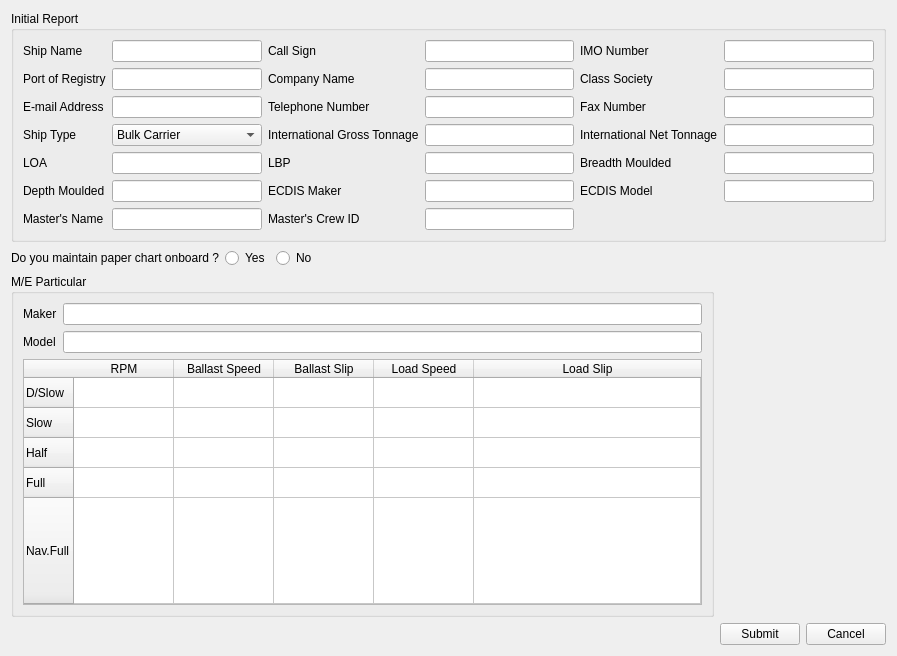
This is QtUi/initialReport.ui in heavenlxj/emgui as Qt 5 draws it before an edit. The edited form follows.
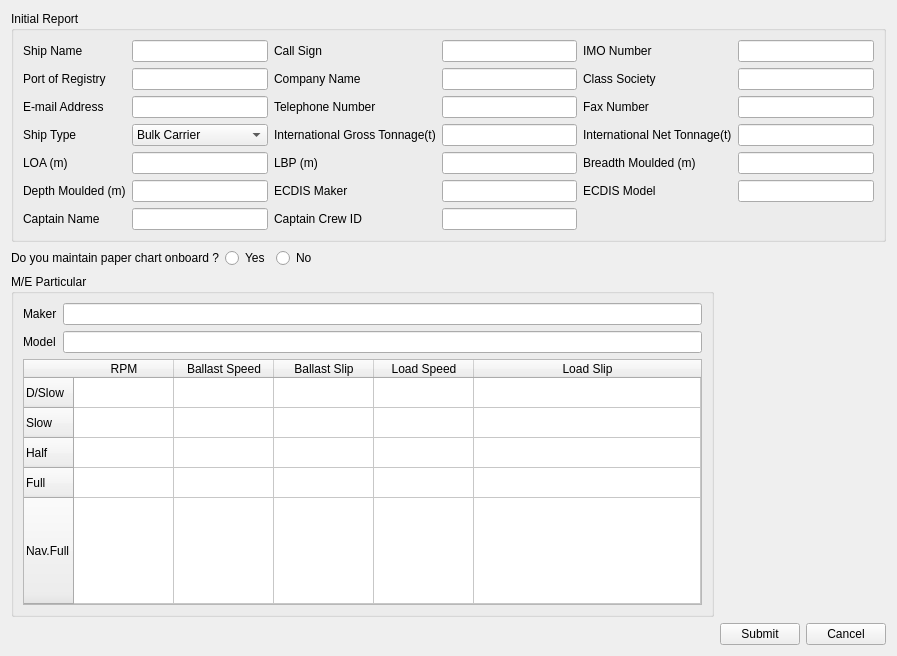
This is the edited form.

Diff of the .ui file:
```diff
--- a/QtUi/initialReport.ui
+++ b/QtUi/initialReport.ui
@@ -31,6 +31,9 @@
      <property name="title">
       <string>Initial Report</string>
      </property>
+     <property name="checkable">
+      <bool>false</bool>
+     </property>
      <layout class="QGridLayout" name="gridLayout">
       <item row="0" column="0">
        <widget class="QLabel" name="shipNameLabel">
@@ -227,8 +230,11 @@
       </item>
       <item row="3" column="2" colspan="2">
        <widget class="QLabel" name="igtLabel">
+        <property name="lineWidth">
+         <number>0</number>
+        </property>
         <property name="text">
-         <string>&lt;html&gt;&lt;head/&gt;&lt;body&gt;&lt;p&gt;International Gross Tonnage&lt;/p&gt;&lt;/body&gt;&lt;/html&gt;</string>
+         <string>International Gross Tonnage(t)</string>
         </property>
         <property name="buddy">
          <cstring>igtEdit</cstring>
@@ -245,7 +251,7 @@
       <item row="3" column="5">
        <widget class="QLabel" name="intLabel">
         <property name="text">
-         <string>International Net Tonnage</string>
+         <string>International Net Tonnage(t)</string>
         </property>
         <property name="buddy">
          <cstring>intEdit</cstring>
@@ -258,7 +264,7 @@
       <item row="4" column="0">
        <widget class="QLabel" name="loaLabel">
         <property name="text">
-         <string>LOA</string>
+         <string>LOA (m)</string>
         </property>
         <property name="buddy">
          <cstring>loaEdit</cstring>
@@ -271,7 +277,7 @@
       <item row="4" column="2">
        <widget class="QLabel" name="lbpLabel">
         <property name="text">
-         <string>LBP</string>
+         <string>LBP (m)</string>
         </property>
         <property name="buddy">
          <cstring>lbpEdit</cstring>
@@ -284,7 +290,7 @@
       <item row="4" column="5">
        <widget class="QLabel" name="breadthMouldedLabel">
         <property name="text">
-         <string>Breadth Moulded</string>
+         <string>Breadth Moulded (m)</string>
         </property>
         <property name="buddy">
          <cstring>breadthMouldedEdit</cstring>
@@ -297,7 +303,7 @@
       <item row="5" column="0">
        <widget class="QLabel" name="depthMoulded">
         <property name="text">
-         <string>Depth Moulded</string>
+         <string>Depth Moulded (m)</string>
         </property>
         <property name="buddy">
          <cstring>depthMouldedEdit</cstring>
@@ -336,7 +342,10 @@
       <item row="6" column="0">
        <widget class="QLabel" name="label">
         <property name="text">
-         <string>Master's Name</string>
+         <string>Captain Name</string>
+        </property>
+        <property name="buddy">
+         <cstring>captain_name_edit</cstring>
         </property>
        </widget>
       </item>
@@ -346,7 +355,10 @@
       <item row="6" column="2">
        <widget class="QLabel" name="label_2">
         <property name="text">
-         <string>Master's Crew ID</string>
+         <string>Captain Crew ID</string>
+        </property>
+        <property name="buddy">
+         <cstring>captain_crew_id_edit</cstring>
         </property>
        </widget>
       </item>
```
Left out of the diff: 16 changed lines with no effect on the pictures.
